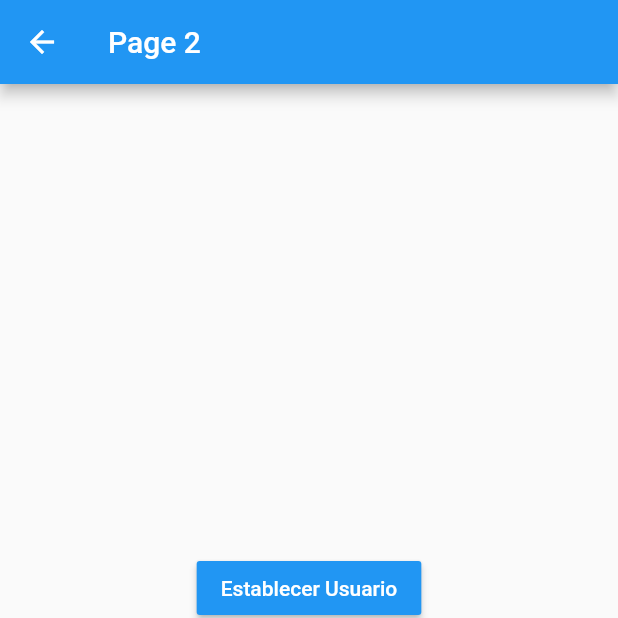
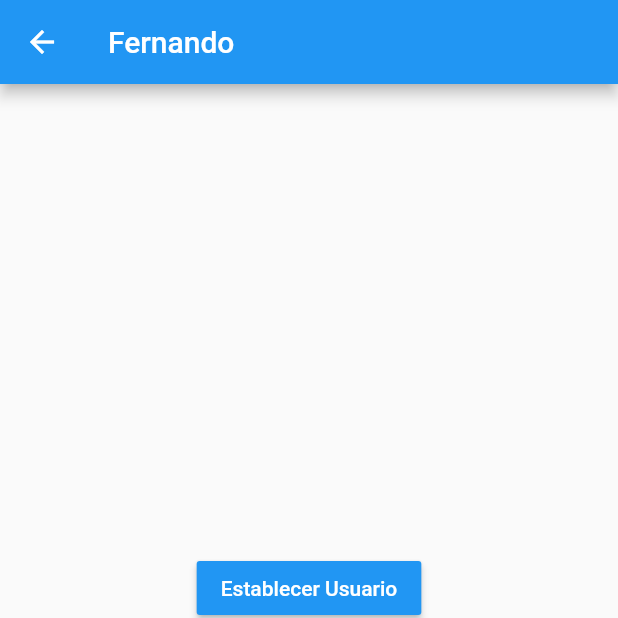
Before and after one commit to fernando59/estados_app, a Flutter app: the Page2Page screen opened by its route, after a tap on "Establecer Usuario", on a phone screen of 412 x 824 dp, the top half of it. Run offline on Flutter 3.47's test engine with Material 2 defaults, Android fonts, the phone set to English and light mode, and no system bars.

Commit message:
finish singleton

```diff
--- a/lib/pages/page1_page.dart
+++ b/lib/pages/page1_page.dart
@@ -8,7 +8,13 @@ class Page1Page extends StatelessWidget {
     return Scaffold(
       appBar: AppBar(title: Text('Page 1'),
       ),
-      body:userService.existUser? _InformationUser(userService.user):_EmptyWidget(),
+      body: StreamBuilder(
+        stream: userService.userStream,
+        builder: (BuildContext context, AsyncSnapshot<User?> snapshot) {
+          return snapshot.hasData?_InformationUser(snapshot.data):_EmptyWidget();
+        },
+      ),
+
       floatingActionButton: FloatingActionButton(
         child: Icon(Icons.publish),
         onPressed: ()=> Navigator.pushNamed(context, 'page2')
@@ -30,7 +36,6 @@ class _EmptyWidget extends StatelessWidget {
 }
 
 class _InformationUser extends StatelessWidget {
-
 
   final User? user;
   const _InformationUser(this.user);
--- a/lib/pages/page2_page.dart
+++ b/lib/pages/page2_page.dart
@@ -3,38 +3,52 @@ import 'package:app_estados/services/userService.dart';
 import 'package:flutter/material.dart';
 
 class Page2Page extends StatelessWidget {
-
   @override
   Widget build(BuildContext context) {
     return Scaffold(
-      appBar: AppBar(title: Text('Page 2'),),
+      appBar: AppBar(
+        title: StreamBuilder(
+          stream: userService.userStream,
+          builder: (BuildContext context, AsyncSnapshot<User?> snapshot) {
+            return snapshot.hasData?Text('${snapshot.data?.name}'):Text('Page 2');
+          },
+        ),
+      ),
       body: Center(
           child: Column(
         mainAxisAlignment: MainAxisAlignment.center,
         children: [
           MaterialButton(
-              onPressed: (){
-                final user = new User(age: 22,name: 'Fernando',professions: []);
+            onPressed: () {
+              final user = new User(age: 22, name: 'Fernando', professions: []);
               userService.loadUser(user);
             },
-              child: Text('Establecer Usuario',style: TextStyle(color: Colors.white),),
+            child: Text(
+              'Establecer Usuario',
+              style: TextStyle(color: Colors.white),
+            ),
             color: Colors.blue,
           ),
           MaterialButton(
-              onPressed: (){
+            onPressed: () {
               userService.changeAge(33);
             },
-              child: Text('Cambiar Edad',style: TextStyle(color: Colors.white),),
+            child: Text(
+              'Cambiar Edad',
+              style: TextStyle(color: Colors.white),
+            ),
             color: Colors.blue,
           ),
           MaterialButton(
-              onPressed: ()=>{},
-              child: Text('Añadir Profesion',style: TextStyle(color: Colors.white),),
+            onPressed: () => {},
+            child: Text(
+              'Añadir Profesion',
+              style: TextStyle(color: Colors.white),
+            ),
             color: Colors.blue,
           ),
-
-        ],)
-      ),
+        ],
+      )),
     );
   }
 }
```
Also changed, not shown: lib/services/userService.dart (+15 -0 lines). Lines whose indentation alone changed are shown as unchanged.
